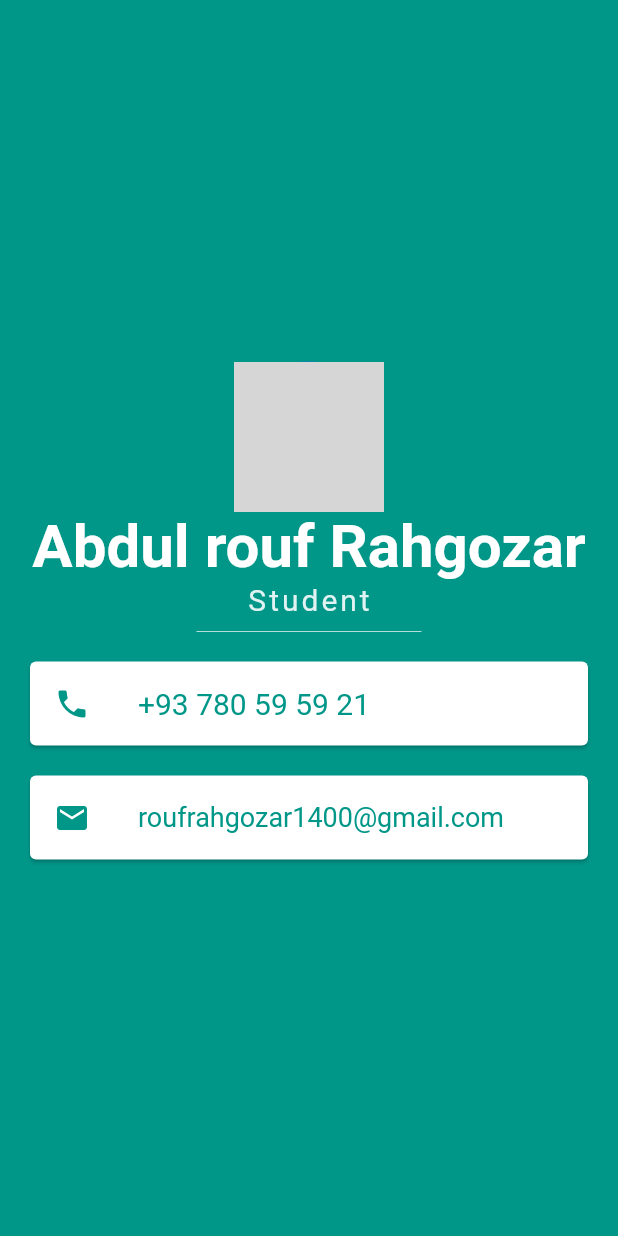
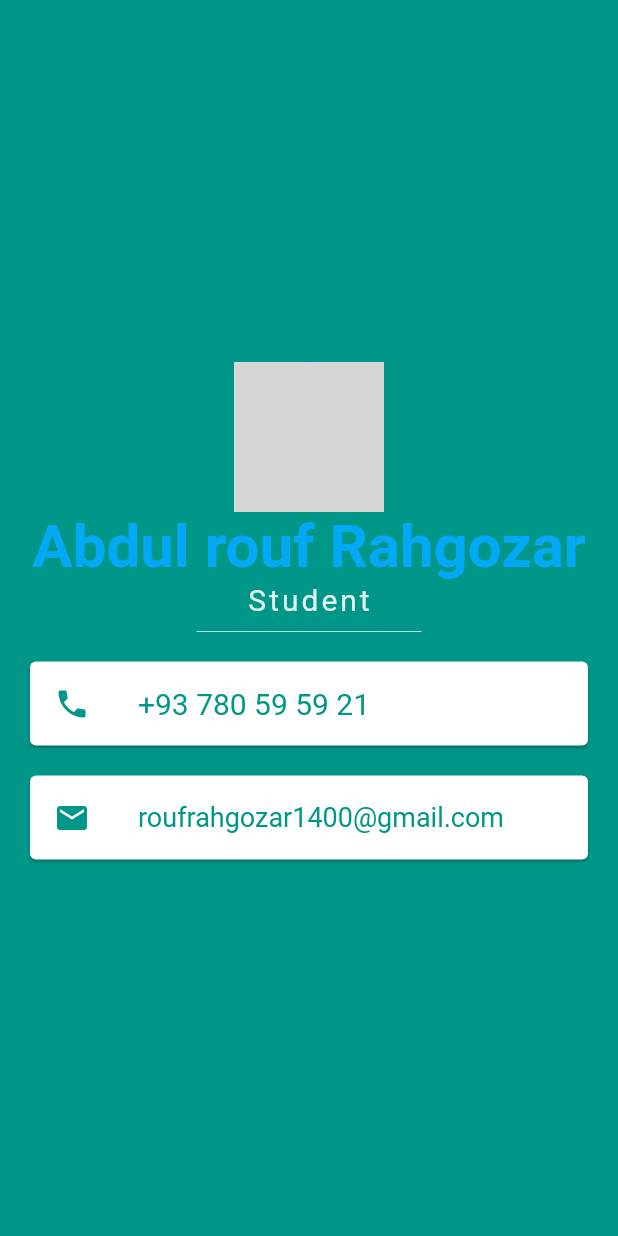
Before and after one commit to HeratUni-CS/i-am-rich-abdulrouf98338, a Flutter app: the screen it shows after launch, on a phone screen of 412 x 824 dp. Run offline on Flutter 3.47's test engine with Material 2 defaults, Android fonts, the phone set to English and light mode, and no system bars; grey boxes are pictures that could not be loaded.

Commit message:
new commit added

```diff
--- a/lib/main.dart
+++ b/lib/main.dart
@@ -21,7 +21,7 @@ class  MyApp extends StatelessWidget {
                      radius: 50,
                     backgroundImage: AssetImage('images/rouf.png'),
                    ),
-                   Text('Abdul rouf Rahgozar', style: TextStyle(color: Colors.white, fontSize: 40,fontWeight: FontWeight.bold,
+                   Text('Abdul rouf Rahgozar', style: TextStyle(color: Colors.lightBlue, fontSize: 40,fontWeight: FontWeight.bold,
                    ),
                    ),
                    Text(
```
